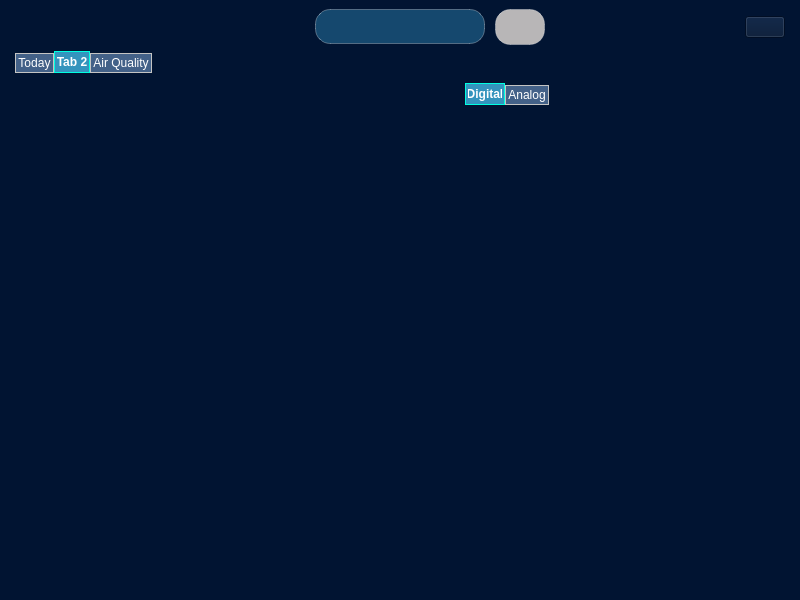
Aman-Aarav/weather-aqi-dashboard, file mainwindow.ui: the form before one commit.
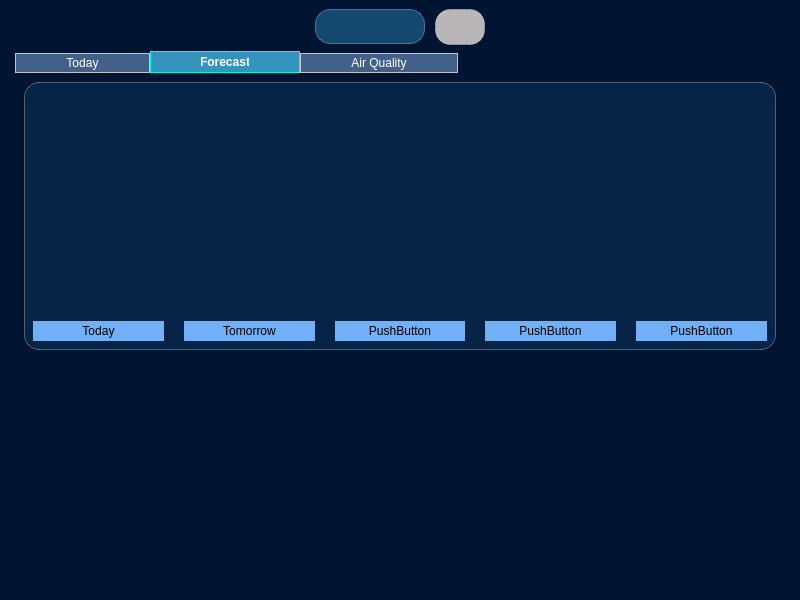
The form after the commit. The open tabs and pages were chosen to show the change. Icons and pictures are not drawn.

```diff
--- a/mainwindow.ui
+++ b/mainwindow.ui
@@ -108,7 +108,13 @@
          </layout>
         </item>
         <item>
-         <widget class="QPushButton" name="dayNightBtn">
+         <widget class="QLabel" name="label_14">
+          <property name="minimumSize">
+           <size>
+            <width>100</width>
+            <height>0</height>
+           </size>
+          </property>
           <property name="text">
            <string/>
           </property>
@@ -129,14 +135,14 @@
     background:rgba(67, 97, 136, 1);
     border: 0.5px solid #C4C4C3;
 
-    padding: 2px;
+    padding: 2px 50px;
 color: white;
 }
 
 QTabBar::tab:selected, QTabBar::tab:hover {
    background-color: rgba(52, 148, 189, 1);
  color: white;
-  border: 1px solid rgba(0, 255, 225, 1);
+  border: 1px solid rgba(80, 255, 225, 1);
   font-weight: bold;          /* Bold font for the selected tab */
 
 }
@@ -591,59 +597,294 @@
         </widget>
         <widget class="QWidget" name="tab_4">
          <attribute name="title">
-          <string>Tab 2</string>
+          <string>Forecast</string>
          </attribute>
-         <widget class="QWidget" name="widget" native="true">
-          <property name="geometry">
-           <rect>
-            <x>10</x>
-            <y>10</y>
-            <width>431</width>
-            <height>461</height>
-           </rect>
-          </property>
-          <layout class="QHBoxLayout" name="horizontalLayout_2">
-           <item>
-            <layout class="QGridLayout" name="gridLayout">
-             <item row="0" column="0">
-              <widget class="QWidget" name="widget_2" native="true"/>
+         <layout class="QVBoxLayout" name="verticalLayout_17" stretch="55,45">
+          <item>
+           <widget class="QWidget" name="ForecastWidget" native="true">
+            <property name="styleSheet">
+             <string notr="true">background-color: rgba(50, 150, 230, 0.12);
+
+
+        border-radius: 15px;
+        border: 1px solid rgba(255, 255, 255, 0.3);</string>
+            </property>
+            <layout class="QVBoxLayout" name="verticalLayout_19" stretch="80,20">
+             <property name="spacing">
+              <number>2</number>
+             </property>
+             <item>
+              <widget class="QWidget" name="HourlyweatherWidget" native="true">
+               <property name="styleSheet">
+                <string notr="true">background-color: transparent;
+
+
+
+        border: none;</string>
+               </property>
+               <layout class="QHBoxLayout" name="horizontalLayout_24">
+                <item>
+                 <layout class="QHBoxLayout" name="houlylayout"/>
+                </item>
+               </layout>
+              </widget>
              </item>
-             <item row="0" column="1">
-              <widget class="QWidget" name="widget_4" native="true"/>
-             </item>
-             <item row="1" column="0">
-              <widget class="QWidget" name="widget_3" native="true"/>
-             </item>
-             <item row="1" column="1">
-              <widget class="QWidget" name="widget_5" native="true"/>
+             <item>
+              <layout class="QHBoxLayout" name="horizontalLayout_21">
+               <property name="spacing">
+                <number>20</number>
+               </property>
+               <item>
+                <widget class="QPushButton" name="Day1btn">
+                 <property name="minimumSize">
+                  <size>
+                   <width>0</width>
+                   <height>20</height>
+                  </size>
+                 </property>
+                 <property name="styleSheet">
+                  <string notr="true">QPushButton {
+             background: rgb(113, 175, 247);
+border: none;
+color: black;
+
+        }
+        QPushButton:hover {
+              background: qlineargradient(
+        x1: 0, y1: 0, x2: 1, y2: 1,
+        stop: 0 rgb(200, 200, 255),
+        stop: 0.22 rgb(50, 155, 255),
+        stop: 1 rgb(67, 155, 255)
+    );
+        }
+QPushButton:checked {
+       background: qlineargradient(
+        x1: 0, y1: 0, x2: 1, y2: 1,
+        stop: 0 rgb(200, 200, 255),
+        stop: 0.22 rgb(50, 155, 255),
+        stop: 1 rgb(67, 155, 255)
+    );
+    color: white;
+}</string>
+                 </property>
+                 <property name="text">
+                  <string>Today</string>
+                 </property>
+                 <property name="checkable">
+                  <bool>true</bool>
+                 </property>
+                </widget>
+               </item>
+               <item>
+                <widget class="QPushButton" name="Day2btn">
+                 <property name="minimumSize">
+                  <size>
+                   <width>0</width>
+                   <height>20</height>
+                  </size>
+                 </property>
+                 <property name="styleSheet">
+                  <string notr="true">QPushButton {
+             background: rgb(113, 175, 247);
+border: none;
+color: black;
+
+        }
+        QPushButton:hover {
+              background: qlineargradient(
+        x1: 0, y1: 0, x2: 1, y2: 1,
+        stop: 0 rgb(200, 200, 255),
+        stop: 0.22 rgb(50, 155, 255),
+        stop: 1 rgb(67, 155, 255)
+    );
+        }
+QPushButton:checked {
+       background: qlineargradient(
+        x1: 0, y1: 0, x2: 1, y2: 1,
+        stop: 0 rgb(200, 200, 255),
+        stop: 0.22 rgb(50, 155, 255),
+        stop: 1 rgb(67, 155, 255)
+    );
+    color: white;
+}</string>
+                 </property>
+                 <property name="text">
+                  <string>Tomorrow</string>
+                 </property>
+                 <property name="checkable">
+                  <bool>true</bool>
+                 </property>
+                </widget>
+               </item>
+               <item>
+                <widget class="QPushButton" name="Day3btn">
+                 <property name="minimumSize">
+                  <size>
+                   <width>0</width>
+                   <height>20</height>
+                  </size>
+                 </property>
+                 <property name="styleSheet">
+                  <string notr="true">QPushButton {
+             background: rgb(113, 175, 247);
+border: none;
+color: black;
+
+        }
+        QPushButton:hover {
+              background: qlineargradient(
+        x1: 0, y1: 0, x2: 1, y2: 1,
+        stop: 0 rgb(200, 200, 255),
+        stop: 0.22 rgb(50, 155, 255),
+        stop: 1 rgb(67, 155, 255)
+    );
+        }
+QPushButton:checked {
+       background: qlineargradient(
+        x1: 0, y1: 0, x2: 1, y2: 1,
+        stop: 0 rgb(200, 200, 255),
+        stop: 0.22 rgb(50, 155, 255),
+        stop: 1 rgb(67, 155, 255)
+    );
+    color: white;
+}</string>
+                 </property>
+                 <property name="text">
+                  <string>PushButton</string>
+                 </property>
+                 <property name="checkable">
+                  <bool>true</bool>
+                 </property>
+                </widget>
+               </item>
+               <item>
+                <widget class="QPushButton" name="Day4btn">
+                 <property name="minimumSize">
+                  <size>
+                   <width>0</width>
+                   <height>20</height>
+                  </size>
+                 </property>
+                 <property name="styleSheet">
+                  <string notr="true">QPushButton {
+             background: rgb(113, 175, 247);
+border: none;
+color: black;
+
+        }
+        QPushButton:hover {
+              background: qlineargradient(
+        x1: 0, y1: 0, x2: 1, y2: 1,
+        stop: 0 rgb(200, 200, 255),
+        stop: 0.22 rgb(50, 155, 255),
+        stop: 1 rgb(67, 155, 255)
+    );
+        }
+QPushButton:checked {
+       background: qlineargradient(
+        x1: 0, y1: 0, x2: 1, y2: 1,
+        stop: 0 rgb(200, 200, 255),
+        stop: 0.22 rgb(50, 155, 255),
+        stop: 1 rgb(67, 155, 255)
+    );
+    color: white;
+}</string>
+                 </property>
+                 <property name="text">
+                  <string>PushButton</string>
+                 </property>
+                 <property name="checkable">
+                  <bool>true</bool>
+                 </property>
+                </widget>
+               </item>
+               <item>
+                <widget class="QPushButton" name="Day5btn">
+                 <property name="minimumSize">
+                  <size>
+                   <width>0</width>
+                   <height>20</height>
+                  </size>
+                 </property>
+                 <property name="styleSheet">
+                  <string notr="true">QPushButton {
+             background: rgb(113, 175, 247);
+border: none;
+color: black;
+
+        }
+        QPushButton:hover {
+              background: qlineargradient(
+        x1: 0, y1: 0, x2: 1, y2: 1,
+        stop: 0 rgb(200, 200, 255),
+        stop: 0.22 rgb(50, 155, 255),
+        stop: 1 rgb(67, 155, 255)
+    );
+        }
+QPushButton:checked {
+       background: qlineargradient(
+        x1: 0, y1: 0, x2: 1, y2: 1,
+        stop: 0 rgb(200, 200, 255),
+        stop: 0.22 rgb(50, 155, 255),
+        stop: 1 rgb(67, 155, 255)
+    );
+    color: white;
+}</string>
+                 </property>
+                 <property name="text">
+                  <string>PushButton</string>
+                 </property>
+                 <property name="checkable">
+                  <bool>true</bool>
+                 </property>
+                </widget>
+               </item>
+              </layout>
              </item>
             </layout>
-           </item>
-          </layout>
-         </widget>
-         <widget class="QTabWidget" name="tabWidget">
-          <property name="geometry">
-           <rect>
-            <x>450</x>
-            <y>10</y>
-            <width>281</width>
-            <height>271</height>
-           </rect>
-          </property>
-          <property name="currentIndex">
-           <number>0</number>
-          </property>
-          <widget class="QWidget" name="tab">
-           <attribute name="title">
-            <string>Digital</string>
-           </attribute>
-          </widget>
-          <widget class="QWidget" name="tab_2">
-           <attribute name="title">
-            <string>Analog</string>
-           </attribute>
-          </widget>
-         </widget>
+           </widget>
+          </item>
+          <item>
+           <layout class="QHBoxLayout" name="horizontalLayout_2" stretch="50,50">
+            <item>
+             <widget class="QWidget" name="widget" native="true">
+              <layout class="QHBoxLayout" name="horizontalLayout_22">
+               <property name="leftMargin">
+                <number>11</number>
+               </property>
+               <property name="topMargin">
+                <number>2</number>
+               </property>
+               <property name="rightMargin">
+                <number>11</number>
+               </property>
+               <property name="bottomMargin">
+                <number>2</number>
+               </property>
+               <item>
+                <layout class="QHBoxLayout" name="Tempgraphlayout"/>
+               </item>
+              </layout>
+             </widget>
+            </item>
+            <item>
+             <widget class="QWidget" name="widget_3" native="true">
+              <layout class="QVBoxLayout" name="verticalLayout_18">
+               <property name="topMargin">
+                <number>2</number>
+               </property>
+               <property name="bottomMargin">
+                <number>2</number>
+               </property>
+               <item>
+                <layout class="QHBoxLayout" name="MinMaxLayout"/>
+               </item>
+              </layout>
+             </widget>
+            </item>
+           </layout>
+          </item>
+         </layout>
         </widget>
         <widget class="QWidget" name="tab_5">
          <property name="styleSheet">
```
Left out of the diff: 247 changed lines with no effect on the pictures.
